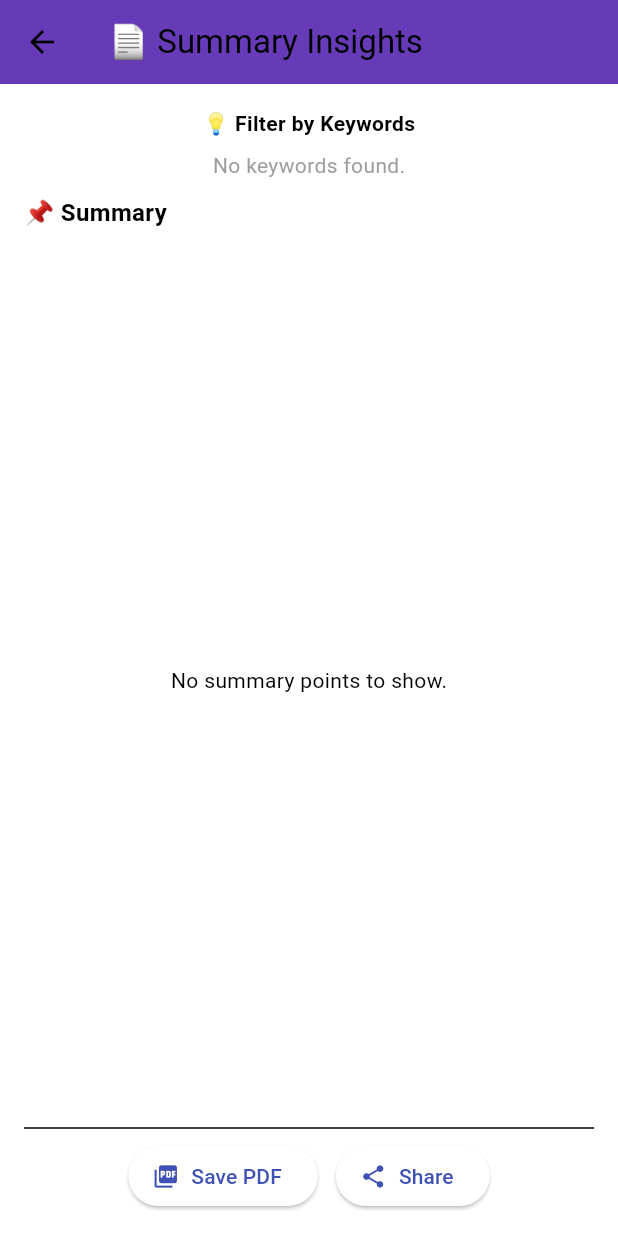
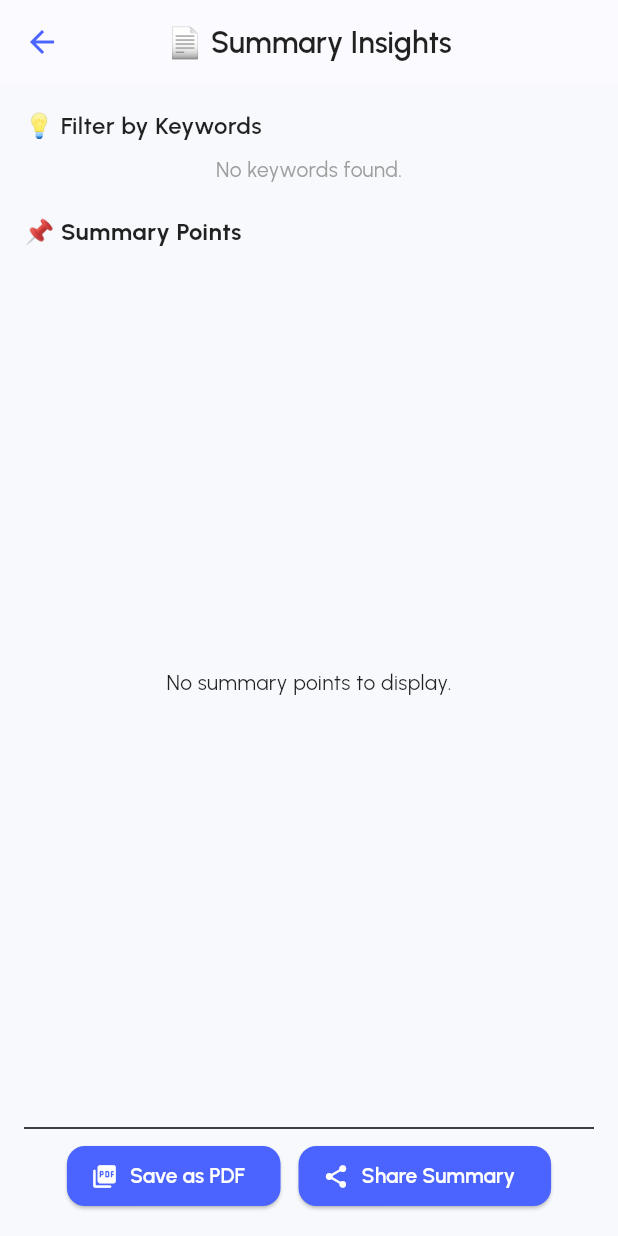
Before and after one commit to rly09/pdf_brain, a Flutter app: the ResultScreen screen opened directly with empty values, on a phone screen of 412 x 824 dp. Run offline on Flutter 3.47's test engine with Material 3 defaults, Android fonts, the light colour scheme and no system bars; our stand-ins replace file_picker, google_fonts, share_plus; missing offline and left inert: syncfusion_flutter_pdf.

Commit message:
Making it cross platform

```diff
--- a/lib/core/theme.dart
+++ b/lib/core/theme.dart
@@ -1,21 +1,86 @@
 import 'package:flutter/material.dart';
+import 'package:google_fonts/google_fonts.dart';
+
+final Color lightPrimary = Color(0xFF4B63FF);
+final Color lightSecondary = Color(0xFF91A6FF);
+final Color lightBackground = Color(0xFFF7F9FC);
+
+final Color darkPrimary = Color(0xFF90A4FF);
+final Color darkSecondary = Color(0xFFB0C4FF);
+final Color darkBackground = Color(0xFF121212);
 
 final lightTheme = ThemeData(
+  useMaterial3: true,
+  brightness: Brightness.light,
   colorScheme: ColorScheme.light(
-    primary: Colors.indigo,
-    secondary: Colors.indigoAccent,
-    background: Colors.white,
-    brightness: Brightness.light,
+    primary: lightPrimary,
+    secondary: lightSecondary,
+    background: lightBackground,
   ),
-  useMaterial3: true,
+  scaffoldBackgroundColor: lightBackground,
+  textTheme: GoogleFonts.urbanistTextTheme().apply(
+    bodyColor: Colors.black87,
+    displayColor: Colors.black,
+  ),
+  appBarTheme: AppBarTheme(
+    backgroundColor: Colors.white,
+    elevation: 0.5,
+    iconTheme: IconThemeData(color: lightPrimary),
+    titleTextStyle: GoogleFonts.urbanist(
+      fontSize: 20,
+      fontWeight: FontWeight.w600,
+      color: Colors.black87,
+    ),
+  ),
+  cardTheme: CardThemeData(
+    color: Colors.white,
+    elevation: 2,
+    shape: RoundedRectangleBorder(borderRadius: BorderRadius.circular(16)),
+  ),
+  elevatedButtonTheme: ElevatedButtonThemeData(
+    style: ElevatedButton.styleFrom(
+      backgroundColor: lightPrimary,
+      foregroundColor: Colors.white,
+      textStyle: GoogleFonts.urbanist(fontWeight: FontWeight.w600),
+      shape: RoundedRectangleBorder(borderRadius: BorderRadius.circular(12)),
+    ),
+  ),
 );
 
 final darkTheme = ThemeData(
+  useMaterial3: true,
+  brightness: Brightness.dark,
   colorScheme: ColorScheme.dark(
-    primary: Colors.indigo,
-    secondary: Colors.indigoAccent,
-    background: Colors.black,
-    brightness: Brightness.dark,
+    primary: darkPrimary,
+    secondary: darkSecondary,
+    background: darkBackground,
   ),
-  useMaterial3: true,
+  scaffoldBackgroundColor: darkBackground,
+  textTheme: GoogleFonts.urbanistTextTheme().apply(
+    bodyColor: Colors.white,
+    displayColor: Colors.white,
+  ),
+  appBarTheme: AppBarTheme(
+    backgroundColor: Colors.black,
+    elevation: 0.5,
+    iconTheme: IconThemeData(color: darkPrimary),
+    titleTextStyle: GoogleFonts.urbanist(
+      fontSize: 20,
+      fontWeight: FontWeight.w600,
+      color: Colors.white,
+    ),
+  ),
+  cardTheme: CardThemeData(
+    color: Color(0xFF1E1E1E),
+    elevation: 2,
+    shape: RoundedRectangleBorder(borderRadius: BorderRadius.circular(16)),
+  ),
+  elevatedButtonTheme: ElevatedButtonThemeData(
+    style: ElevatedButton.styleFrom(
+      backgroundColor: darkPrimary,
+      foregroundColor: Colors.white,
+      textStyle: GoogleFonts.urbanist(fontWeight: FontWeight.w600),
+      shape: RoundedRectangleBorder(borderRadius: BorderRadius.circular(12)),
+    ),
+  ),
 );
--- a/lib/models/extracted_data_model.dart
+++ b/lib/models/extracted_data_model.dart
@@ -2,5 +2,36 @@ class ExtractedDataModel {
   final String summary;
   final List<String> keywords;
 
-  ExtractedDataModel({required this.summary, required this.keywords});
+  const ExtractedDataModel({
+    required this.summary,
+    required this.keywords,
+  });
+
+  ExtractedDataModel copyWith({
+    String? summary,
+    List<String>? keywords,
+  }) {
+    return ExtractedDataModel(
+      summary: summary ?? this.summary,
+      keywords: keywords ?? this.keywords,
+    );
+  }
+
+  factory ExtractedDataModel.fromJson(Map<String, dynamic> json) {
+    return ExtractedDataModel(
+      summary: json['summary'] ?? '',
+      keywords: List<String>.from(json['keywords'] ?? []),
+    );
+  }
+
+  Map<String, dynamic> toJson() {
+    return {
+      'summary': summary,
+      'keywords': keywords,
+    };
+  }
+
+  @override
+  String toString() =>
+      'Summary: $summary\nKeywords: ${keywords.join(', ')}';
 }
--- a/lib/screens/result_screen.dart
+++ b/lib/screens/result_screen.dart
@@ -1,4 +1,6 @@
 import 'dart:io';
+import 'dart:typed_data';
+import 'package:flutter/foundation.dart';
 import 'package:flutter/material.dart';
 import 'package:path_provider/path_provider.dart';
 import 'package:share_plus/share_plus.dart';
@@ -21,20 +23,23 @@ class ResultScreen extends StatefulWidget {
 class _ResultScreenState extends State<ResultScreen> {
   List<String> selectedKeywords = [];
 
-  List<String> get cleanedSummary {
-    return widget.summaryPoints
-        .map((e) => e
-        .replaceAll('•', '')
-        .replaceAll('\n', ' ')
-        .replaceAll(RegExp(r'\s+'), ' ')
-        .trim())
+  List<String> get cleanedSummary => widget.summaryPoints
+      .map((e) => e.replaceAll('•', '').replaceAll('\n', ' ').trim())
       .where((e) => e.isNotEmpty)
+      .toList();
+
+  List<String> get filteredSummary {
+    if (selectedKeywords.isEmpty) return cleanedSummary;
+    return cleanedSummary
+        .where((point) => selectedKeywords.any(
+            (k) => point.toLowerCase().contains(k.toLowerCase())))
         .toList();
   }
 
   Future<void> _saveAsPdf() async {
     final pdf = PdfDocument();
     final page = pdf.pages.add();
+
     final text = cleanedSummary.map((e) => '• $e').join('\n');
 
     page.graphics.drawString(
@@ -42,15 +47,17 @@ class _ResultScreenState extends State<ResultScreen> {
       PdfStandardFont(PdfFontFamily.helvetica, 12),
     );
 
-    final bytes = await pdf.save();
+    final List<int> bytes = await pdf.save();
     final dir = await getApplicationDocumentsDirectory();
     final file = File('${dir.path}/summary.pdf');
     await file.writeAsBytes(bytes, flush: true);
     pdf.dispose();
 
+    if (context.mounted) {
       ScaffoldMessenger.of(context).showSnackBar(
-      const SnackBar(content: Text('Saved as summary.pdf')),
+        const SnackBar(content: Text('✅ Summary saved as summary.pdf')),
       );
+    }
   }
 
   Future<void> _shareSummary() async {
@@ -60,15 +67,8 @@ class _ResultScreenState extends State<ResultScreen> {
 
   @override
   Widget build(BuildContext context) {
-    final isDark = Theme.of(context).brightness == Brightness.dark;
-
-    final filtered = selectedKeywords.isEmpty
-        ? cleanedSummary
-        : cleanedSummary
-        .where((point) => selectedKeywords.any(
-            (k) => point.toLowerCase().contains(k.toLowerCase())))
-        .toList();
-
+    final theme = Theme.of(context);
+    final isDark = theme.brightness == Brightness.dark;
     final filteredKeywords = widget.keywords
         .map((k) => k.trim())
         .where((k) => k.isNotEmpty)
@@ -78,35 +78,35 @@ class _ResultScreenState extends State<ResultScreen> {
     return Scaffold(
       appBar: AppBar(
         title: const Text("📄 Summary Insights"),
-        backgroundColor: isDark ? Colors.deepPurple[300] : Colors.deepPurple,
+        centerTitle: true,
       ),
       body: Padding(
-        padding: const EdgeInsets.all(16.0),
+        padding: const EdgeInsets.all(16),
         child: Column(
           children: [
-            const Text(
+            const Align(
+              alignment: Alignment.centerLeft,
+              child: Text(
                 "💡 Filter by Keywords",
-              style: TextStyle(fontWeight: FontWeight.bold),
+                style: TextStyle(fontWeight: FontWeight.w600, fontSize: 16),
+              ),
             ),
             const SizedBox(height: 8),
             filteredKeywords.isEmpty
-                ? const Text(
-              "No keywords found.",
-              style: TextStyle(color: Colors.grey),
-            )
+                ? const Text("No keywords found.",
+                style: TextStyle(color: Colors.grey))
                 : Wrap(
               spacing: 8,
+              runSpacing: 4,
               children: filteredKeywords.map((keyword) {
-                final selected = selectedKeywords.contains(keyword);
+                final isSelected = selectedKeywords.contains(keyword);
                 return FilterChip(
                   label: Text(keyword),
-                  selected: selected,
-                  selectedColor: isDark
-                      ? Colors.deepPurple[200]
-                      : Colors.deepPurple[100],
-                  onSelected: (bool value) {
+                  selected: isSelected,
+                  selectedColor: theme.colorScheme.primary.withOpacity(0.2),
+                  onSelected: (value) {
                     setState(() {
-                      selected
+                      isSelected
                           ? selectedKeywords.remove(keyword)
                           : selectedKeywords.add(keyword);
                     });
@@ -114,46 +114,67 @@ class _ResultScreenState extends State<ResultScreen> {
                 );
               }).toList(),
             ),
-            const SizedBox(height: 10),
+            const SizedBox(height: 20),
             const Align(
               alignment: Alignment.centerLeft,
               child: Text(
-                "📌 Summary",
+                "📌 Summary Points",
                 style: TextStyle(fontSize: 16, fontWeight: FontWeight.bold),
               ),
             ),
             const SizedBox(height: 10),
             Expanded(
-              child: filtered.isEmpty
-                  ? const Center(child: Text("No summary points to show."))
-                  : ListView.builder(
-                itemCount: filtered.length,
-                itemBuilder: (_, index) => ListTile(
-                  leading: const Text("•",
-                      style: TextStyle(fontSize: 20)),
-                  title: Text(filtered[index]),
+              child: filteredSummary.isEmpty
+                  ? const Center(child: Text("No summary points to display."))
+                  : ListView.separated(
+                itemCount: filteredSummary.length,
+                separatorBuilder: (_, __) =>
+                const Divider(height: 8, thickness: 0.5),
+                itemBuilder: (_, index) {
+                  return Container(
+                    decoration: BoxDecoration(
+                      color: isDark
+                          ? Colors.white.withOpacity(0.05)
+                          : Colors.grey[100],
+                      borderRadius: BorderRadius.circular(12),
+                    ),
+                    padding: const EdgeInsets.symmetric(
+                        vertical: 12, horizontal: 16),
+                    child: Row(
+                      crossAxisAlignment: CrossAxisAlignment.start,
+                      children: [
+                        const Text("• ",
+                            style: TextStyle(fontSize: 18)),
+                        Expanded(
+                          child: Text(
+                            filteredSummary[index],
+                            style: theme.textTheme.bodyMedium,
                           ),
                         ),
+                      ],
                     ),
+                  );
+                },
+              ),
+            ),
+            const SizedBox(height: 10),
             const Divider(),
-            SingleChildScrollView(
-              scrollDirection: Axis.horizontal,
-              child: Row(
+            Row(
+              mainAxisAlignment: MainAxisAlignment.center,
               children: [
                 ElevatedButton.icon(
-                    icon: const Icon(Icons.picture_as_pdf),
-                    label: const Text("Save PDF"),
+                  icon: const Icon(Icons.picture_as_pdf_rounded,color: Colors.white,),
+                  label: const Text("Save as PDF"),
                   onPressed: _saveAsPdf,
                 ),
                 const SizedBox(width: 12),
                 ElevatedButton.icon(
-                    icon: const Icon(Icons.share),
-                    label: const Text("Share"),
+                  icon: const Icon(Icons.share_rounded,color: Colors.white,),
+                  label: const Text("Share Summary"),
                   onPressed: _shareSummary,
                 ),
               ],
             ),
-            )
           ],
         ),
       ),
--- a/pubspec.yaml
+++ b/pubspec.yaml
@@ -15,6 +15,7 @@ dependencies:
   file_picker: ^10.2.0
   path_provider: ^2.1.5
   share_plus: ^11.0.0
+  google_fonts: ^6.2.1
 
 dev_dependencies:
   flutter_test:
```
Also changed, not shown: lib/features/upload/upload_screen.dart (+22 -44 lines), lib/local_ai_service.dart (+16 -15 lines), lib/services/text_analyzer.dart (+26 -16 lines), lib/widgets/custom_buttom.dart (+27 -7 lines), pubspec.lock, 5 other files. Lines whose indentation alone changed are shown as unchanged.
